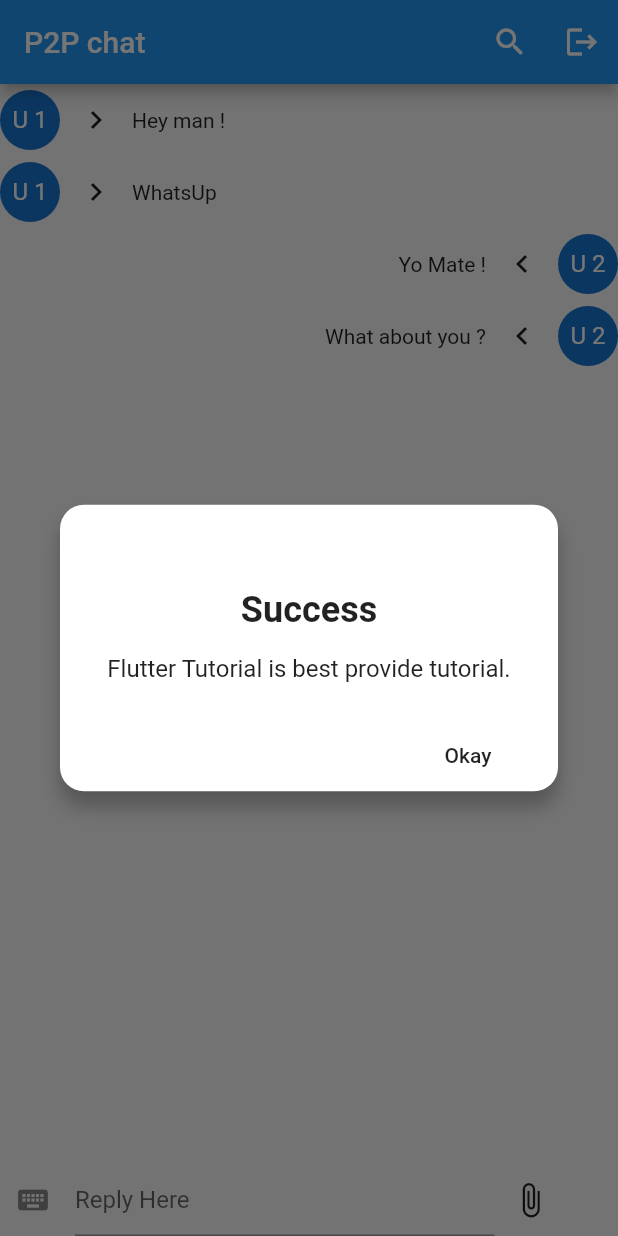
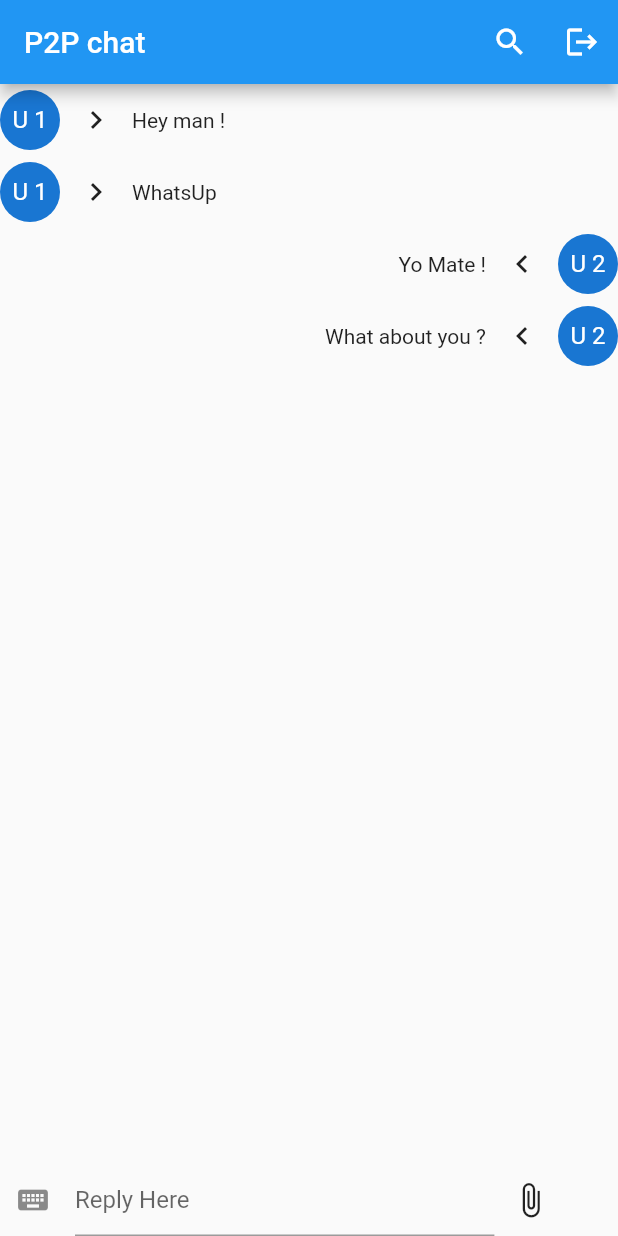
Before and after one commit to NewmorphinSwadesh/me_chat, a Flutter app: the HomePage screen opened directly, after a tap on the "attach file" icon, on a phone screen of 412 x 824 dp. Run offline on Flutter 3.47's test engine with Material 2 defaults, Android fonts, the phone set to English and light mode, and no system bars.

Commit message:
first commit

```diff
--- a/lib/home_page.dart
+++ b/lib/home_page.dart
@@ -1,7 +1,5 @@
 import 'package:flutter/cupertino.dart';
 import 'package:flutter/material.dart';
-
-import 'customDialog.dart';
 
 class HomePage extends StatelessWidget {
   @override
@@ -81,17 +79,7 @@ class HomePage extends StatelessWidget {
                       Icons.attach_file_sharp,
                       size: 25,
                     ),
-                    onPressed: () {
-                      showDialog(
-                        context: context,
-                        builder: (BuildContext context) => CustomDialog(
-                          title: "Success",
-                          description:
-                              "Flutter Tutorial is best provide tutorial.",
-                          buttonText: "Okay",
-                        ),
-                      );
-                    })
+                    onPressed: () {})
               ],
             )
           ],
```
